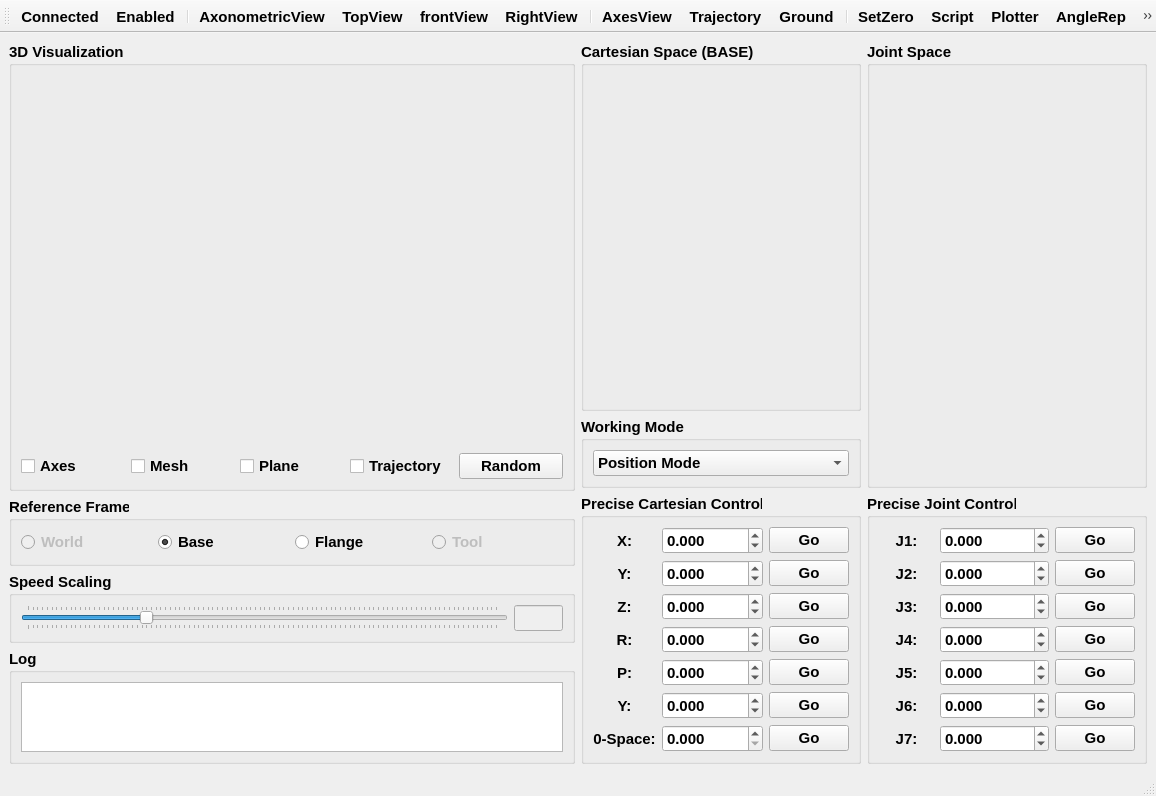
Above: src/RocosMainWindow.ui from thinkexist1989/rocos-viz before the change. Below: the same form after it.
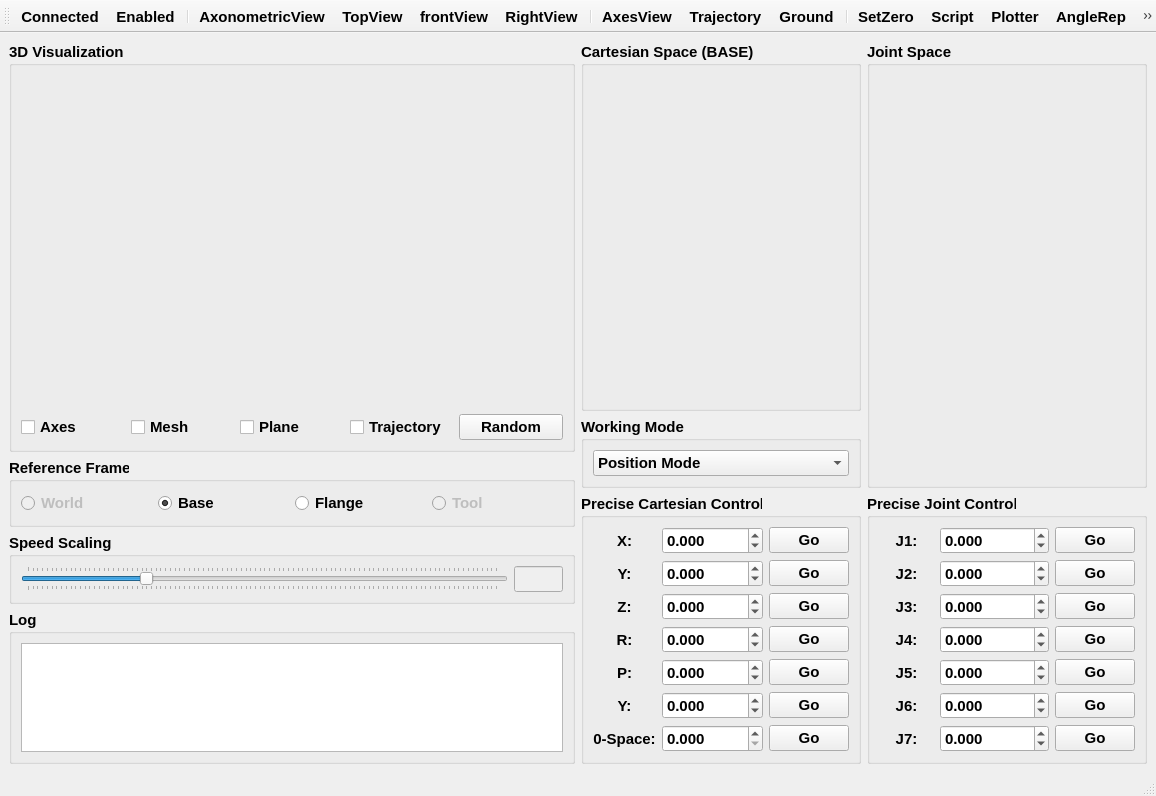
That is the form after the change. Icons and pictures are not drawn. Custom widgets are drawn as their Qt base class.

What changed in the file:
```diff
--- a/src/RocosMainWindow.ui
+++ b/src/RocosMainWindow.ui
@@ -25,7 +25,7 @@
   <widget class="QWidget" name="centralwidget">
    <layout class="QGridLayout" name="gridLayout_10">
     <item row="0" column="0">
-     <layout class="QVBoxLayout" name="verticalLayout" stretch="8,1,1,1">
+     <layout class="QVBoxLayout" name="verticalLayout" stretch="8,1,1,3">
       <item>
        <widget class="QGroupBox" name="visualGroupBox">
         <property name="title">
@@ -81,6 +81,12 @@
       </item>
       <item>
        <widget class="QGroupBox" name="FrameGroupBox">
+        <property name="sizePolicy">
+         <sizepolicy hsizetype="Preferred" vsizetype="Fixed">
+          <horstretch>0</horstretch>
+          <verstretch>0</verstretch>
+         </sizepolicy>
+        </property>
         <property name="title">
          <string>Reference Frame</string>
         </property>
@@ -136,6 +142,12 @@
       </item>
       <item>
        <widget class="QGroupBox" name="groupBox_5">
+        <property name="sizePolicy">
+         <sizepolicy hsizetype="Preferred" vsizetype="Fixed">
+          <horstretch>0</horstretch>
+          <verstretch>0</verstretch>
+         </sizepolicy>
+        </property>
         <property name="title">
          <string>Speed Scaling</string>
         </property>
@@ -174,6 +186,12 @@
       </item>
       <item>
        <widget class="QGroupBox" name="logGroupBox">
+        <property name="sizePolicy">
+         <sizepolicy hsizetype="Preferred" vsizetype="Preferred">
+          <horstretch>0</horstretch>
+          <verstretch>0</verstretch>
+         </sizepolicy>
+        </property>
         <property name="title">
          <string>Log</string>
         </property>
```
Left out of the diff: 6 changed lines with no effect on the pictures.
